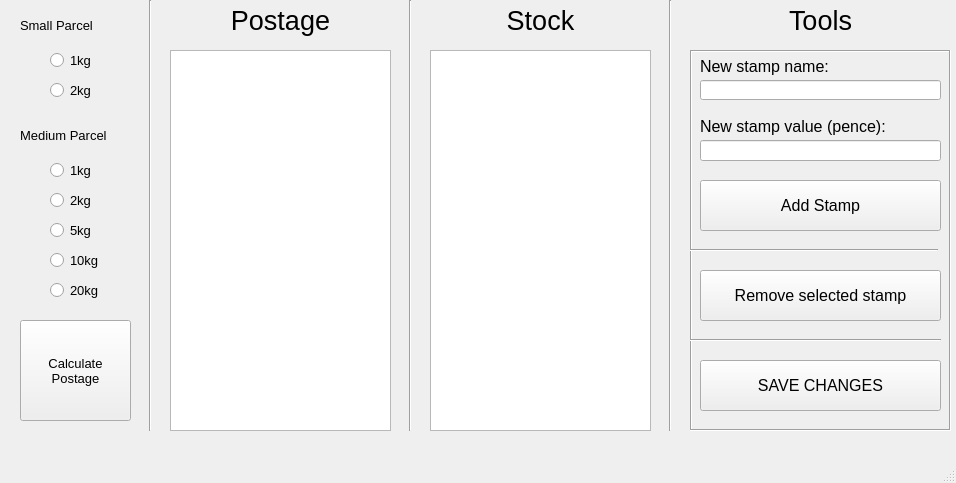
Before: the Qt Designer form StampCalculator/ui/StampCalculator.ui in psidex/StampCalculator, drawn with Qt 5.
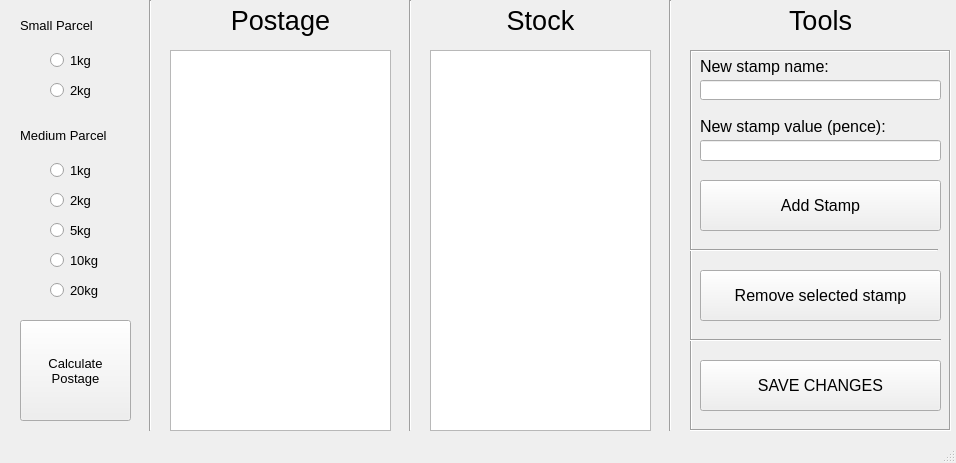
After: the same form once the commit is applied. Icons and pictures are not drawn.

Commit message: Use stampData instead of stampWeights

The edit to the form file:
```diff
--- a/StampCalculator/ui/StampCalculator.ui
+++ b/StampCalculator/ui/StampCalculator.ui
@@ -7,7 +7,7 @@
     <x>0</x>
     <y>0</y>
     <width>956</width>
-    <height>483</height>
+    <height>463</height>
    </rect>
   </property>
   <property name="windowTitle">
```
The commit also changes 2 other files.
